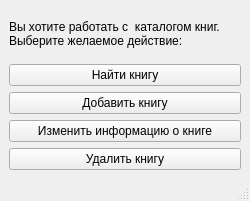
This is My_Project/select_action_for_books.ui in alizalas/QtProject as Qt 5 draws it before an edit. The edited form follows.
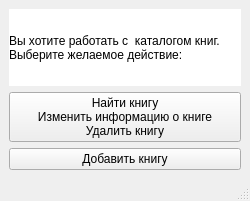
This is the edited form.

```diff
--- a/My_Project/select_action_for_books.ui
+++ b/My_Project/select_action_for_books.ui
@@ -17,6 +17,9 @@
    <layout class="QVBoxLayout" name="verticalLayout">
     <item>
      <widget class="QLabel" name="label">
+      <property name="styleSheet">
+       <string notr="true">background-color: rgb(255, 255, 255);</string>
+      </property>
       <property name="text">
        <string>Вы хотите работать с  каталогом книг.
 Выберите желаемое действие:</string>
@@ -26,7 +29,9 @@
     <item>
      <widget class="QPushButton" name="search">
       <property name="text">
-       <string>Найти книгу</string>
+       <string>Найти книгу
+Изменить информацию о книге
+Удалить книгу</string>
       </property>
      </widget>
     </item>
@@ -37,20 +42,6 @@
       </property>
      </widget>
     </item>
-    <item>
-     <widget class="QPushButton" name="changeInfo">
-      <property name="text">
-       <string>Изменить информацию о книге</string>
-      </property>
-     </widget>
-    </item>
-    <item>
-     <widget class="QPushButton" name="delet">
-      <property name="text">
-       <string>Удалить книгу</string>
-      </property>
-     </widget>
-    </item>
    </layout>
   </widget>
   <widget class="QMenuBar" name="menubar">
```
